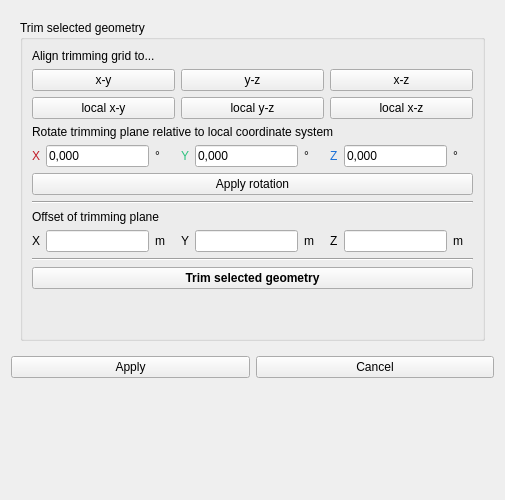
The window that SIM-VICUS/src/SVPropEditGeometry.ui (Brockaaa/SIM-VICUS) describes before a commit, drawn with Qt 5.
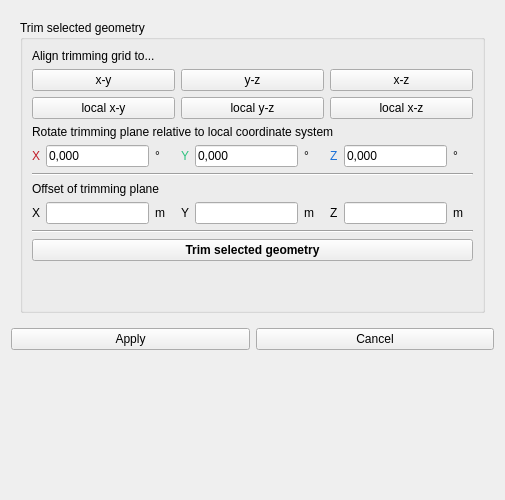
The same window after the commit. Custom widgets are drawn as their Qt base class.

Commit message: Improved trimming handling

Diff of the .ui file:
```diff
--- a/SIM-VICUS/src/SVPropEditGeometry.ui
+++ b/SIM-VICUS/src/SVPropEditGeometry.ui
@@ -878,13 +878,6 @@
             </item>
            </layout>
           </item>
-          <item>
-           <widget class="QPushButton" name="pushButtonApplyTrimmingRotation">
-            <property name="text">
-             <string>Apply rotation</string>
-            </property>
-           </widget>
-          </item>
           <item>
            <widget class="Line" name="line">
             <property name="orientation">
```
The commit also changes 1 other file.
